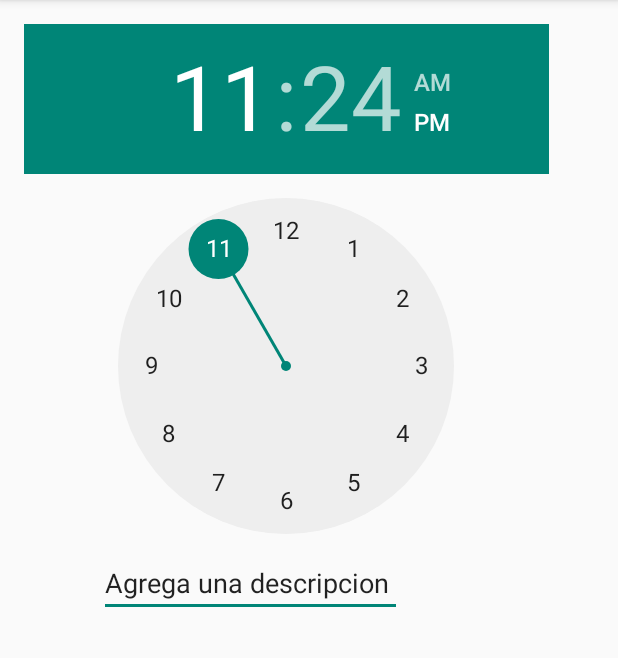
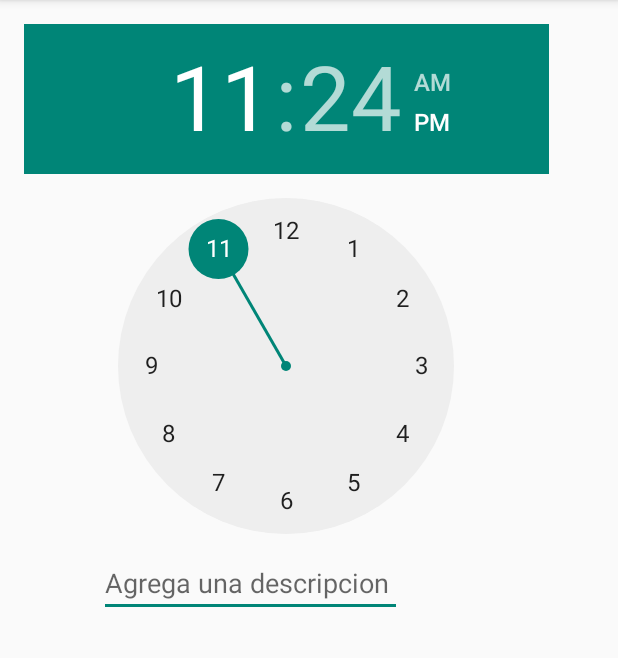
Before and after one commit to MichN7/LampOn, an Android app: the HourActivity2 screen opened directly, with no data from a screen before it, on a phone screen of 412 x 824 dp, the part 84-742 px from its top. Run offline under Robolectric (Android 15) with nearby library versions, the phone set to English and light mode, and no system bars; libraries missing offline, so code that uses them is left out: com.facebook; 3 statements that could not run were skipped.

```diff
--- a/app/src/main/res/layout/activity_hour2.xml
+++ b/app/src/main/res/layout/activity_hour2.xml
@@ -31,7 +31,7 @@
         <EditText
             android:layout_width="wrap_content"
             android:layout_height="wrap_content"
-            android:text="Agrega una descripcion "
+            android:hint="Agrega una descripcion "
             android:id="@+id/editText"
             android:layout_marginTop="10dp"
             android:layout_marginLeft="50dp" />
```
Also changed, not shown: app/src/main/java/com/greye/lampon/HourActivity2.java (+9 -9 lines).
